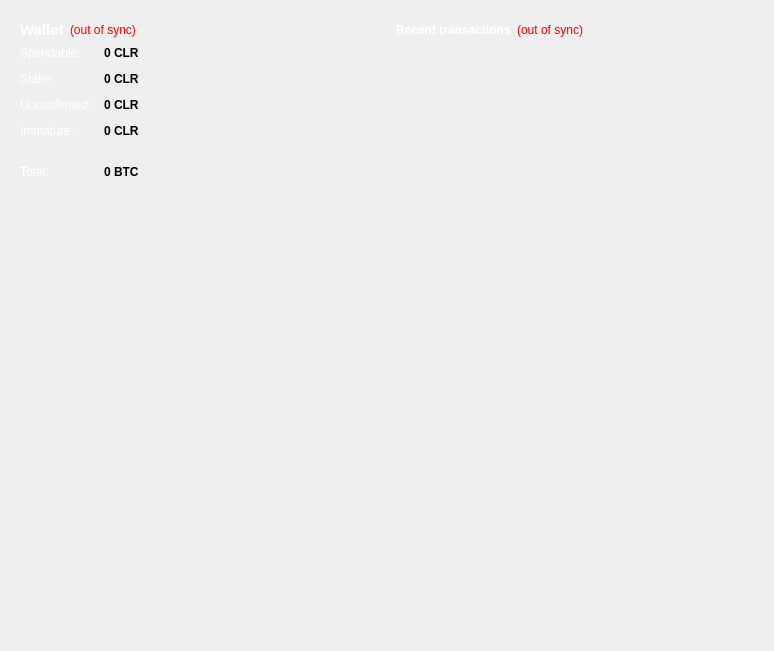
Before: the Qt Designer form src/qt/forms/overviewpage.ui in laurobeleche/Caluracoin, drawn with Qt 5.
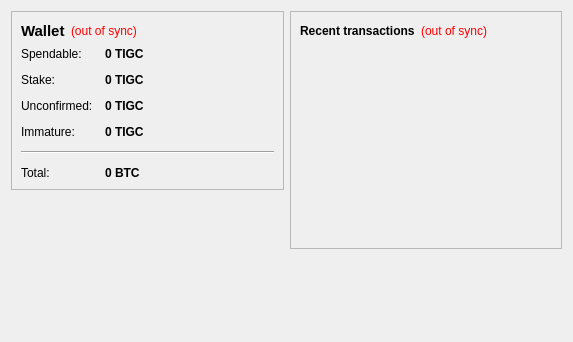
After: the same form once the commit is applied. Icons and pictures are not drawn.

Patch:
```diff
--- a/src/qt/forms/overviewpage.ui
+++ b/src/qt/forms/overviewpage.ui
@@ -2,262 +2,22 @@
 <ui version="4.0">
  <class>OverviewPage</class>
  <widget class="QWidget" name="OverviewPage">
-  <property name="enabled">
-   <bool>true</bool>
-  </property>
   <property name="geometry">
    <rect>
     <x>0</x>
     <y>0</y>
-    <width>774</width>
-    <height>651</height>
+    <width>573</width>
+    <height>342</height>
    </rect>
   </property>
-  <property name="palette">
-   <palette>
-    <active>
-     <colorrole role="WindowText">
-      <brush brushstyle="SolidPattern">
-       <color alpha="255">
-        <red>0</red>
-        <green>0</green>
-        <blue>0</blue>
-       </color>
-      </brush>
-     </colorrole>
-     <colorrole role="Text">
-      <brush brushstyle="SolidPattern">
-       <color alpha="255">
-        <red>0</red>
-        <green>0</green>
-        <blue>0</blue>
-       </color>
-      </brush>
-     </colorrole>
-     <colorrole role="BrightText">
-      <brush brushstyle="SolidPattern">
-       <color alpha="255">
-        <red>0</red>
-        <green>0</green>
-        <blue>0</blue>
-       </color>
-      </brush>
-     </colorrole>
-     <colorrole role="ButtonText">
-      <brush brushstyle="SolidPattern">
-       <color alpha="255">
-        <red>0</red>
-        <green>0</green>
-        <blue>0</blue>
-       </color>
-      </brush>
-     </colorrole>
-    </active>
-    <inactive>
-     <colorrole role="WindowText">
-      <brush brushstyle="SolidPattern">
-       <color alpha="255">
-        <red>0</red>
-        <green>0</green>
-        <blue>0</blue>
-       </color>
-      </brush>
-     </colorrole>
-     <colorrole role="Text">
-      <brush brushstyle="SolidPattern">
-       <color alpha="255">
-        <red>0</red>
-        <green>0</green>
-        <blue>0</blue>
-       </color>
-      </brush>
-     </colorrole>
-     <colorrole role="BrightText">
-      <brush brushstyle="SolidPattern">
-       <color alpha="255">
-        <red>255</red>
-        <green>255</green>
-        <blue>255</blue>
-       </color>
-      </brush>
-     </colorrole>
-     <colorrole role="ButtonText">
-      <brush brushstyle="SolidPattern">
-       <color alpha="255">
-        <red>0</red>
-        <green>0</green>
-        <blue>0</blue>
-       </color>
-      </brush>
-     </colorrole>
-    </inactive>
-    <disabled>
-     <colorrole role="WindowText">
-      <brush brushstyle="SolidPattern">
-       <color alpha="255">
-        <red>0</red>
-        <green>0</green>
-        <blue>0</blue>
-       </color>
-      </brush>
-     </colorrole>
-     <colorrole role="Text">
-      <brush brushstyle="SolidPattern">
-       <color alpha="255">
-        <red>0</red>
-        <green>0</green>
-        <blue>0</blue>
-       </color>
-      </brush>
-     </colorrole>
-     <colorrole role="BrightText">
-      <brush brushstyle="SolidPattern">
-       <color alpha="255">
-        <red>255</red>
-        <green>255</green>
-        <blue>255</blue>
-       </color>
-      </brush>
-     </colorrole>
-     <colorrole role="ButtonText">
-      <brush brushstyle="SolidPattern">
-       <color alpha="255">
-        <red>0</red>
-        <green>0</green>
-        <blue>0</blue>
-       </color>
-      </brush>
-     </colorrole>
-    </disabled>
-   </palette>
-  </property>
   <property name="windowTitle">
    <string>Form</string>
   </property>
-  <property name="windowOpacity">
-   <double>1.000000000000000</double>
-  </property>
-  <property name="autoFillBackground">
-   <bool>false</bool>
-  </property>
-  <property name="styleSheet">
-   <string notr="true">border: 0px; color: black;</string>
-  </property>
-  <layout class="QHBoxLayout" name="horizontalLayout" stretch="0,0,0">
-   <property name="spacing">
-    <number>0</number>
-   </property>
-   <property name="leftMargin">
-    <number>11</number>
-   </property>
-   <property name="topMargin">
-    <number>11</number>
-   </property>
-   <property name="rightMargin">
-    <number>11</number>
-   </property>
-   <property name="bottomMargin">
-    <number>11</number>
-   </property>
+  <layout class="QHBoxLayout" name="horizontalLayout" stretch="1,1">
    <item>
     <layout class="QVBoxLayout" name="verticalLayout_2">
      <item>
       <widget class="QFrame" name="frame">
-       <property name="palette">
-        <palette>
-         <active>
-          <colorrole role="WindowText">
-           <brush brushstyle="SolidPattern">
-            <color alpha="255">
-             <red>0</red>
-             <green>0</green>
-             <blue>0</blue>
-            </color>
-           </brush>
-          </colorrole>
-          <colorrole role="Text">
-           <brush brushstyle="SolidPattern">
-            <color alpha="255">
-             <red>0</red>
-             <green>0</green>
-             <blue>0</blue>
-            </color>
-           </brush>
-          </colorrole>
-          <colorrole role="ButtonText">
-           <brush brushstyle="SolidPattern">
-            <color alpha="255">
-             <red>0</red>
-             <green>0</green>
-             <blue>0</blue>
-            </color>
-           </brush>
-          </colorrole>
-         </active>
-         <inactive>
-          <colorrole role="WindowText">
-           <brush brushstyle="SolidPattern">
-            <color alpha="255">
-             <red>0</red>
-             <green>0</green>
-             <blue>0</blue>
-            </color>
-           </brush>
-          </colorrole>
-          <colorrole role="Text">
-           <brush brushstyle="SolidPattern">
-            <color alpha="255">
-             <red>0</red>
-             <green>0</green>
-             <blue>0</blue>
-            </color>
-           </brush>
-          </colorrole>
-          <colorrole role="ButtonText">
-           <brush brushstyle="SolidPattern">
-            <color alpha="255">
-             <red>0</red>
-             <green>0</green>
-             <blue>0</blue>
-            </color>
-           </brush>
-          </colorrole>
-         </inactive>
-         <disabled>
-          <colorrole role="WindowText">
-           <brush brushstyle="SolidPattern">
-            <color alpha="255">
-             <red>0</red>
-             <green>0</green>
-             <blue>0</blue>
-            </color>
-           </brush>
-          </colorrole>
-          <colorrole role="Text">
-           <brush brushstyle="SolidPattern">
-            <color alpha="255">
-             <red>0</red>
-             <green>0</green>
-             <blue>0</blue>
-            </color>
-           </brush>
-          </colorrole>
-          <colorrole role="ButtonText">
-           <brush brushstyle="SolidPattern">
-            <color alpha="255">
-             <red>0</red>
-             <green>0</green>
-             <blue>0</blue>
-            </color>
-           </brush>
-          </colorrole>
-         </disabled>
-        </palette>
-       </property>
-       <property name="styleSheet">
-        <string notr="true">border: 0px;
-QToolTip {background: black; color: white; border: 1px solid white;}</string>
-       </property>
        <property name="frameShape">
         <enum>QFrame::StyledPanel</enum>
        </property>
@@ -276,9 +36,6 @@
               <bold>true</bold>
              </font>
             </property>
-            <property name="styleSheet">
-             <string notr="true">color: white;</string>
-            </property>
             <property name="text">
              <string>Wallet</string>
             </property>
@@ -287,7 +44,7 @@
           <item>
            <widget class="QLabel" name="labelWalletStatus">
             <property name="toolTip">
-             <string>The displayed information may be out of date. Your wallet automatically synchronizes with the CALURACOIN network after a connection is established, but this process has not completed yet.</string>
+             <string>The displayed information may be out of date. Your wallet automatically synchronizes with the TigraCoin network after a connection is established, but this process has not completed yet.</string>
             </property>
             <property name="styleSheet">
              <string notr="true">QLabel { color: red; }</string>
@@ -328,9 +85,6 @@
           </property>
           <item row="0" column="0">
            <widget class="QLabel" name="label">
-            <property name="styleSheet">
-             <string notr="true">color: white;</string>
-            </property>
             <property name="text">
              <string>Spendable:</string>
             </property>
@@ -338,97 +92,6 @@
           </item>
           <item row="0" column="1">
            <widget class="QLabel" name="labelBalance">
-            <property name="palette">
-             <palette>
-              <active>
-               <colorrole role="WindowText">
-                <brush brushstyle="SolidPattern">
-                 <color alpha="255">
-                  <red>255</red>
-                  <green>255</green>
-                  <blue>255</blue>
-                 </color>
-                </brush>
-               </colorrole>
-               <colorrole role="Text">
-                <brush brushstyle="SolidPattern">
-                 <color alpha="255">
-                  <red>255</red>
-                  <green>255</green>
-                  <blue>255</blue>
-                 </color>
-                </brush>
-               </colorrole>
-               <colorrole role="ButtonText">
-                <brush brushstyle="SolidPattern">
-                 <color alpha="255">
-                  <red>255</red>
-                  <green>255</green>
-                  <blue>255</blue>
-                 </color>
-                </brush>
-               </colorrole>
-              </active>
-              <inactive>
-               <colorrole role="WindowText">
-                <brush brushstyle="SolidPattern">
-                 <color alpha="255">
-                  <red>255</red>
-                  <green>255</green>
-                  <blue>255</blue>
-                 </color>
-                </brush>
-               </colorrole>
-               <colorrole role="Text">
-                <brush brushstyle="SolidPattern">
-                 <color alpha="255">
-                  <red>255</red>
-                  <green>255</green>
-                  <blue>255</blue>
-                 </color>
-                </brush>
-               </colorrole>
-               <colorrole role="ButtonText">
-                <brush brushstyle="SolidPattern">
-                 <color alpha="255">
-                  <red>255</red>
-                  <green>255</green>
-                  <blue>255</blue>
-                 </color>
-                </brush>
-               </colorrole>
-              </inactive>
-              <disabled>
-               <colorrole role="WindowText">
-                <brush brushstyle="SolidPattern">
-                 <color alpha="255">
-                  <red>255</red>
-                  <green>255</green>
-                  <blue>255</blue>
-                 </color>
-                </brush>
-               </colorrole>
-               <colorrole role="Text">
-                <brush brushstyle="SolidPattern">
-                 <color alpha="255">
-                  <red>255</red>
-                  <green>255</green>
-                  <blue>255</blue>
-                 </color>
-                </brush>
-               </colorrole>
-               <colorrole role="ButtonText">
-                <brush brushstyle="SolidPattern">
-                 <color alpha="255">
-                  <red>255</red>
-                  <green>255</green>
-                  <blue>255</blue>
-                 </color>
-                </brush>
-               </colorrole>
-              </disabled>
-             </palette>
-            </property>
             <property name="font">
              <font>
               <weight>75</weight>
@@ -441,12 +104,8 @@
             <property name="toolTip">
              <string>Your current spendable balance</string>
             </property>
-            <property name="styleSheet">
-             <string notr="true">color: white;
-QToolTip {background: black; color: white; border: 1px solid white;}</string>
-            </property>
             <property name="text">
-             <string notr="true">0 CLR</string>
+             <string notr="true">0 TIGC</string>
             </property>
             <property name="textInteractionFlags">
              <set>Qt::LinksAccessibleByMouse|Qt::TextSelectableByKeyboard|Qt::TextSelectableByMouse</set>
@@ -455,9 +114,6 @@
           </item>
           <item row="1" column="0">
            <widget class="QLabel" name="label_6">
-            <property name="styleSheet">
-             <string notr="true">color: white;</string>
-            </property>
             <property name="text">
              <string>Stake:</string>
             </property>
@@ -477,12 +133,8 @@
             <property name="toolTip">
              <string>Total of coins that was staked, and do not yet count toward the current balance</string>
             </property>
-            <property name="styleSheet">
-             <string notr="true">color: white;
-QToolTip {background: black; color: white; border: 1px solid white;}</string>
-            </property>
             <property name="text">
-             <string notr="true">0 CLR</string>
+             <string notr="true">0 TIGC</string>
             </property>
             <property name="textInteractionFlags">
              <set>Qt::LinksAccessibleByMouse|Qt::TextSelectableByKeyboard|Qt::TextSelectableByMouse</set>
@@ -491,9 +143,6 @@
           </item>
           <item row="2" column="0">
            <widget class="QLabel" name="label_3">
-            <property name="styleSheet">
-             <string notr="true">color: white;</string>
-            </property>
             <property name="text">
              <string>Unconfirmed:</string>
             </property>
@@ -513,12 +162,8 @@
             <property name="toolTip">
              <string>Total of transactions that have yet to be confirmed, and do not yet count toward the current balance</string>
             </property>
-            <property name="styleSheet">
-             <string notr="true">color: white;
-QToolTip {background: black; color: white; border: 1px solid white;}</string>
-            </property>
             <property name="text">
-             <string notr="true">0 CLR</string>
+             <string notr="true">0 TIGC</string>
             </property>
             <property name="textInteractionFlags">
              <set>Qt::LinksAccessibleByMouse|Qt::TextSelectableByKeyboard|Qt::TextSelectableByMouse</set>
@@ -527,9 +172,6 @@
           </item>
           <item row="3" column="0">
            <widget class="QLabel" name="labelImmatureText">
-            <property name="styleSheet">
-             <string notr="true">color: white;</string>
-            </property>
             <property name="text">
              <string>Immature:</string>
             </property>
@@ -546,12 +188,8 @@
             <property name="toolTip">
              <string>Mined balance that has not yet matured</string>
             </property>
-            <property name="styleSheet">
-             <string notr="true">color: white;
-QToolTip {background: black; color: white; border: 1px solid white;}</string>
-            </property>
             <property name="text">
-             <string notr="true">0 CLR</string>
+             <string notr="true">0 TIGC</string>
             </property>
             <property name="textInteractionFlags">
              <set>Qt::LinksAccessibleByMouse|Qt::TextSelectableByKeyboard|Qt::TextSelectableByMouse</set>
@@ -567,9 +205,6 @@
           </item>
           <item row="5" column="0">
            <widget class="QLabel" name="labelTotalText">
-            <property name="styleSheet">
-             <string notr="true">color: white;</string>
-            </property>
             <property name="text">
              <string>Total:</string>
             </property>
@@ -589,10 +224,6 @@
             <property name="toolTip">
              <string>Your current total balance</string>
             </property>
-            <property name="styleSheet">
-             <string notr="true">color: white;
-QToolTip {background: black; color: white; border: 1px solid white;}</string>
-            </property>
             <property name="text">
              <string notr="true">0 BTC</string>
             </property>
@@ -606,19 +237,6 @@
        </layout>
       </widget>
      </item>
-     <item>
-      <widget class="QLabel" name="label_2">
-       <property name="text">
-        <string/>
-       </property>
-       <property name="pixmap">
-        <pixmap>:/icons/logo_256</pixmap>
-       </property>
-       <property name="alignment">
-        <set>Qt::AlignCenter</set>
-       </property>
-      </widget>
-     </item>
      <item>
       <spacer name="verticalSpacer">
        <property name="orientation">
@@ -634,9 +252,6 @@
      </item>
     </layout>
    </item>
-   <item>
-    <layout class="QHBoxLayout" name="horizontalLayout_3"/>
-   </item>
    <item>
     <layout class="QVBoxLayout" name="verticalLayout_3">
      <item>
@@ -652,9 +267,6 @@
          <layout class="QHBoxLayout" name="horizontalLayout_2">
           <item>
            <widget class="QLabel" name="label_4">
-            <property name="styleSheet">
-             <string notr="true">color: white;</string>
-            </property>
             <property name="text">
              <string>&lt;b&gt;Recent transactions&lt;/b&gt;</string>
             </property>
@@ -663,7 +275,7 @@
           <item>
            <widget class="QLabel" name="labelTransactionsStatus">
             <property name="toolTip">
-             <string>The displayed information may be out of date. Your wallet automatically synchronizes with the CALURACOIN network after a connection is established, but this process has not completed yet.</string>
+             <string>The displayed information may be out of date. Your wallet automatically synchronizes with the TigraCoin network after a connection is established, but this process has not completed yet.</string>
             </property>
             <property name="styleSheet">
              <string notr="true">QLabel { color: red; }</string>
@@ -694,7 +306,7 @@
         <item>
          <widget class="QListView" name="listTransactions">
           <property name="styleSheet">
-           <string notr="true">QListView { background: transparent; color: white; font-weight: bold;} QToolTip {background: black; color: white; border: 1px solid white;}</string>
+           <string notr="true">QListView { background: transparent; }</string>
           </property>
           <property name="frameShape">
            <enum>QFrame::NoFrame</enum>
@@ -713,6 +325,19 @@
        </layout>
       </widget>
      </item>
+     <item>
+      <spacer name="verticalSpacer_2">
+       <property name="orientation">
+        <enum>Qt::Vertical</enum>
+       </property>
+       <property name="sizeHint" stdset="0">
+        <size>
+         <width>20</width>
+         <height>40</height>
+        </size>
+       </property>
+      </spacer>
+     </item>
     </layout>
    </item>
   </layout>
```
